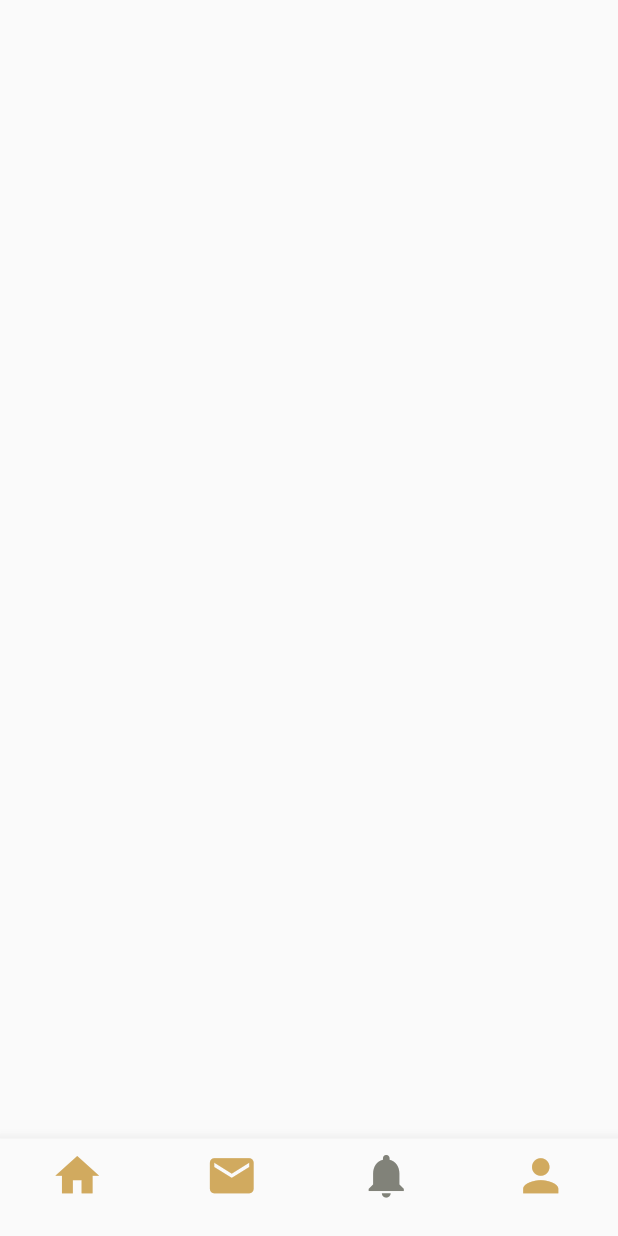
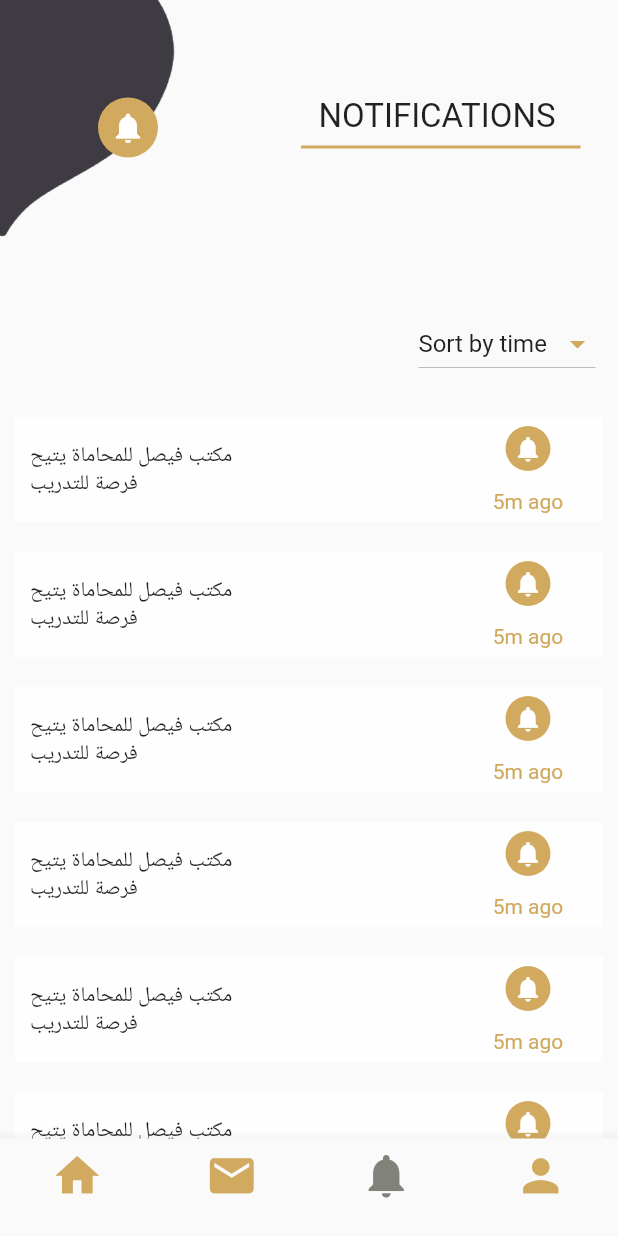
Before and after one commit to EbrahimMShaaban/rights_project, a Flutter app: the NavigationScreen screen opened directly, item 3 of the bottom bar chosen, on a phone screen of 412 x 824 dp. Run offline on Flutter 3.47's test engine with Material 2 defaults, Android fonts, the phone set to English and light mode, and no system bars.

Commit message:
اضافه النتوفيكشن

```diff
--- a/lib/screens/lawyer_screen/lawyer_category.dart
+++ b/lib/screens/lawyer_screen/lawyer_category.dart
@@ -34,7 +34,7 @@ class _LawyerCategoryState extends State<LawyerCategory> {
               ),
               InkWell(
                 onTap: (){
-                  navigateAndFinish(context, LoginLawyerScreen());
+                  navigateAndFinish(context, RegisterLawyerScreen());
                 },
                 child: const Image(
                   image: AssetImage('images/lawyer_image.png'),
--- a/lib/screens/lawyer_screen/login_screen.dart
+++ b/lib/screens/lawyer_screen/login_screen.dart
@@ -5,14 +5,14 @@ import '../../style.dart';
 import '../../widgets/login_button.dart';
 import '../navigation.dart';
 
-class LoginLawyerScreen extends StatefulWidget {
-  const LoginLawyerScreen({Key? key}) : super(key: key);
+class RegisterLawyerScreen extends StatefulWidget {
+  const RegisterLawyerScreen({Key? key}) : super(key: key);
 
   @override
-  _LoginLawyerScreenState createState() => _LoginLawyerScreenState();
+  _RegisterLawyerScreenState createState() => _RegisterLawyerScreenState();
 }
 
-class _LoginLawyerScreenState extends State<LoginLawyerScreen> {
+class _RegisterLawyerScreenState extends State<RegisterLawyerScreen> {
   final GlobalKey<FormState> formKey = GlobalKey<FormState>();
   final TextEditingController nameControl = TextEditingController();
   final TextEditingController emailControl = TextEditingController();
--- a/lib/screens/nontification/view.dart
+++ b/lib/screens/nontification/view.dart
@@ -1,9 +1,141 @@
+import 'package:flutter/cupertino.dart';
 import 'package:flutter/material.dart';
-class Notificationview extends StatelessWidget {
+
+import '../../style.dart';
+
+class Notificationview extends StatefulWidget {
   const Notificationview({Key? key}) : super(key: key);
 
   @override
+  State<Notificationview> createState() => _NotificationviewState();
+}
+
+class _NotificationviewState extends State<Notificationview> {
+  final items = ['Sort by time', 'Sort by name', 'Sort by data'];
+  String defualtitem = 'Sort by time';
+
+  @override
   Widget build(BuildContext context) {
-    return Container();
+    return Column(
+      children: [
+        Row(
+          children: [
+            Stack(
+              alignment: AlignmentDirectional.center,
+              children: const [
+                Image(
+                  image: AssetImage('images/curve.png'),
+                  height: 170,
+                ),
+                CircleAvatar(
+                    backgroundColor: Color(0xffd1aa5f),
+                    child: Icon(
+                      Icons.notifications,
+                      color: Colors.white,
+                    )),
+              ],
+            ),
+            Expanded(
+              child: Column(
+                crossAxisAlignment: CrossAxisAlignment.center,
+                children: const [
+                  Text(
+                    'NOTIFICATIONS',
+                    style: TextStyle(fontSize: 22),
+                  ),
+                  Divider(
+                    indent: 30,
+                    height: 15,
+                    thickness: 2,
+                    endIndent: 25,
+                    color: Color(0xffd1aa5f),
+                  ),
+                ],
+              ),
+            ),
+          ],
+        ),
+        const SizedBox(
+          height: 20,
+        ),
+        Padding(
+          padding: const EdgeInsets.all(15.0),
+          child: Row(
+            mainAxisAlignment: MainAxisAlignment.end,
+            children: [
+              DropdownButton(
+                iconEnabledColor: const Color(0xffd1aa5f),
+                items: items
+                    .map(
+                      (items) =>
+                          DropdownMenuItem(value: items, child: Text(items)),
+                    )
+                    .toList(),
+                onChanged: (String? val) {
+                  setState(() {
+                    defualtitem = val!;
+                  });
+                },
+                value: defualtitem,
+              ),
+            ],
+          ),
+        ),
+        Expanded(
+          child: ListView.separated(
+              itemBuilder: (context, index) => buildNotItem(context),
+              separatorBuilder: (BuildContext context, int index) => const SizedBox(),
+              itemCount: 10),
+        ),
+      ],
+    );
+  }
+
+  Column buildNotItem(BuildContext context) {
+    return Column(
+      children: [
+        Container(
+          height: 70,
+          padding: const EdgeInsets.symmetric(horizontal: 10),
+          margin: const EdgeInsets.symmetric(horizontal: 10, vertical: 10),
+          decoration: const BoxDecoration(
+            color: Colors.white70,
+            // boxShadow: const [BoxShadow(color: white, blurRadius: 6)],
+          ),
+          child: Row(
+            children: [
+              const Expanded(
+                child: Text('مكتب فيصل للمحاماة يتيح فرصة للتدريب'),
+              ),
+              Expanded(
+                child: SizedBox(
+                  width: sizeFromWidth(context, 2),
+                ),
+              ),
+              InkWell(
+                onTap: () {},
+                child: Column(
+                  mainAxisAlignment: MainAxisAlignment.spaceAround,
+                  children: const[
+                     CircleAvatar(
+                        radius: 15,
+                        backgroundColor: Color(0xffd1aa5f),
+                        child: Icon(
+                          Icons.notifications,
+                          color: Colors.white,
+                          size: 20,
+                        )),
+                    Text('5m ago',style: TextStyle(color: Color(0xffd1aa5f)),),
+                  ],
+                ),
+              ),
+              SizedBox(
+                width: sizeFromWidth(context, 25),
+              ),
+            ],
+          ),
+        ),
+      ],
+    );
   }
 }
--- a/pubspec.yaml
+++ b/pubspec.yaml
@@ -62,7 +62,7 @@ flutter:
    - images/
    - images/curve.png
    - images/profile.png
-   - images/stars.png
+   - images/lawyer_image.png
   #   - images/a_dot_ham.jpeg
 
   # An image asset can refer to one or more resolution-specific "variants", see
```
